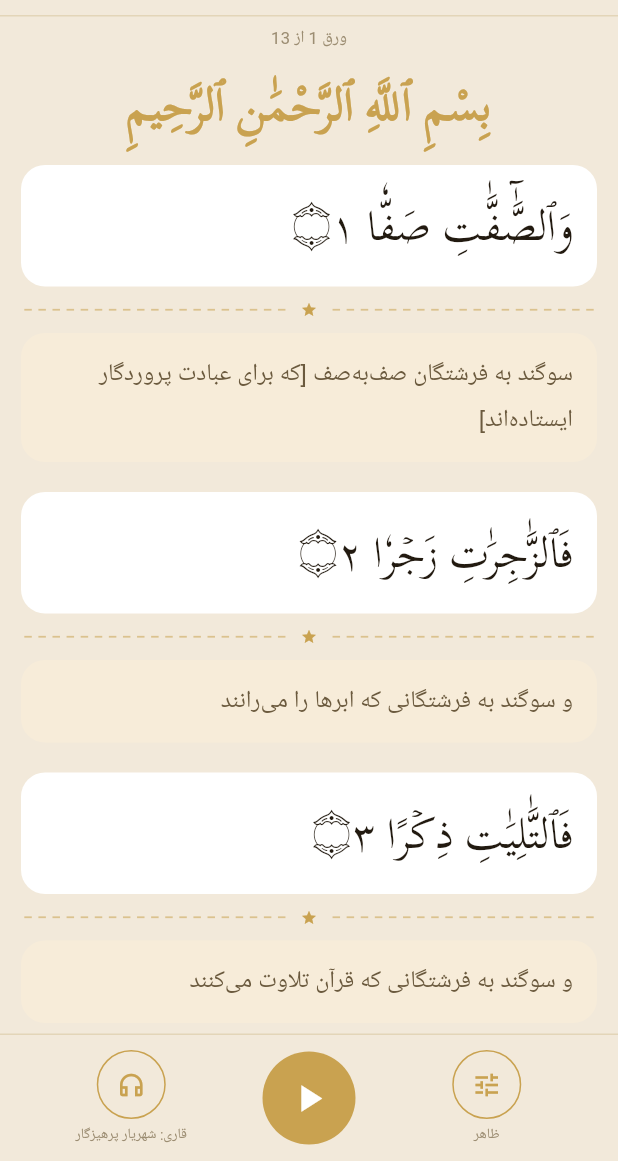
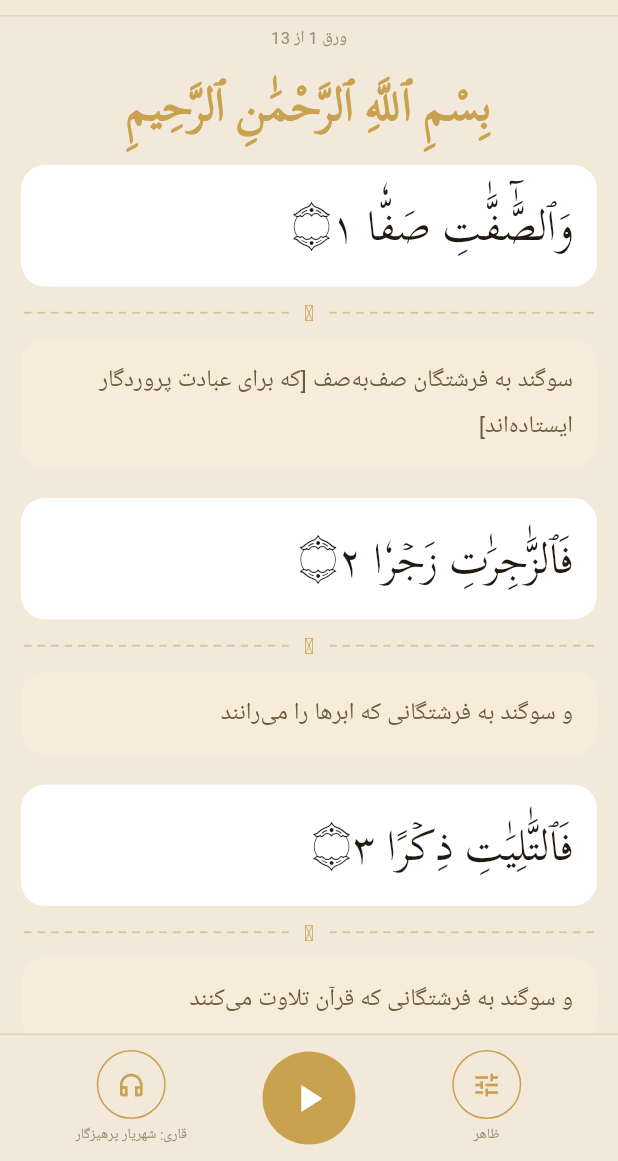
Before and after one commit to amirmohammadq3/Sure_safat, a Flutter app: the screen it shows after launch, on a phone screen of 412 x 824 dp, the part 75-1236 px from its top. Run offline on Flutter 3.47's test engine with Material 3 defaults, Android fonts, the phone set to English and light mode, and no system bars; our stand-ins replace audioplayers, shared_preferences.

Commit message:
Add files via upload

```diff
--- a/lib/widgets/dashed_divider.dart
+++ b/lib/widgets/dashed_divider.dart
@@ -24,7 +24,8 @@ class DashedDivider extends StatelessWidget {
           ),
           Padding(
             padding: const EdgeInsets.symmetric(horizontal: 8),
-            child: Icon(Icons.star, size: 11, color: p.gold),
+            // نماد فارسی (☫ U+262B) دقیقاً مثل خط‌چین صفحه‌ی دعای عهد
+            child: Text('\u262B', style: TextStyle(fontSize: 15, color: p.gold, height: 1)),
           ),
           Expanded(
             child: LayoutBuilder(builder: (context, c) {
```
